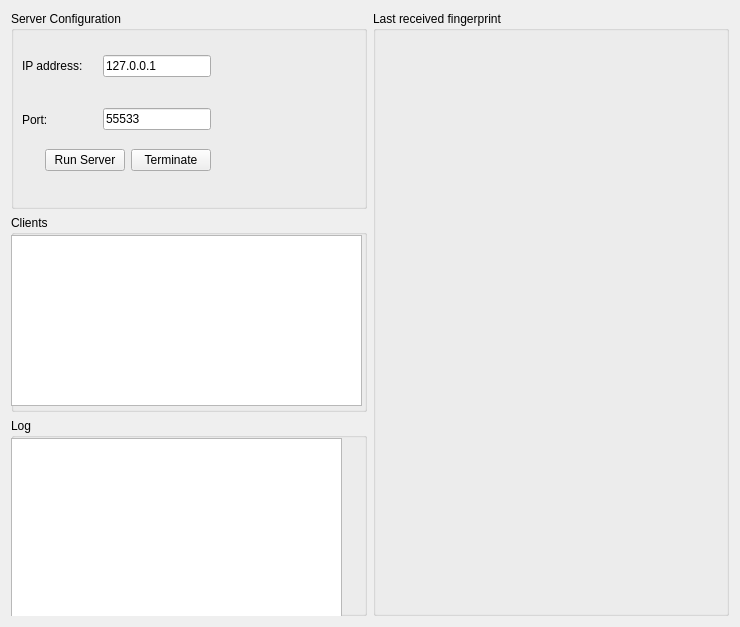
pvavercak/flat_repo, file server/server.ui: the form before one commit.
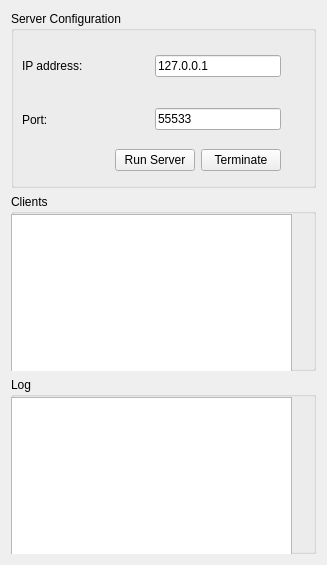
The form after the commit.

Commit message: Client: Server: vector of qimage objects is being sent instead of vector of unisgned char arrays

```diff
--- a/server/server.ui
+++ b/server/server.ui
@@ -6,17 +6,15 @@
    <rect>
     <x>0</x>
     <y>0</y>
-    <width>740</width>
-    <height>627</height>
+    <width>327</width>
+    <height>565</height>
    </rect>
   </property>
   <property name="windowTitle">
    <string>SSLServer</string>
   </property>
   <widget class="QWidget" name="centralWidget">
-   <layout class="QGridLayout" name="gridLayout">
-    <item row="0" column="0">
-     <layout class="QHBoxLayout" name="horizontalLayout_4">
+   <layout class="QVBoxLayout" name="verticalLayout_3">
       <item>
        <layout class="QVBoxLayout" name="verticalLayout_2">
         <item>
@@ -29,7 +27,7 @@
             <rect>
              <x>0</x>
              <y>20</y>
-             <width>211</width>
+           <width>281</width>
              <height>151</height>
             </rect>
            </property>
@@ -139,7 +137,7 @@
             <rect>
              <x>0</x>
              <y>20</y>
-             <width>351</width>
+           <width>281</width>
              <height>171</height>
             </rect>
            </property>
@@ -156,7 +154,7 @@
             <rect>
              <x>0</x>
              <y>20</y>
-             <width>331</width>
+           <width>281</width>
              <height>181</height>
             </rect>
            </property>
@@ -171,52 +169,6 @@
            </property>
            <property name="tabStopWidth">
             <number>80</number>
-           </property>
-          </widget>
-         </widget>
-        </item>
-       </layout>
-      </item>
-      <item>
-       <widget class="QGroupBox" name="imageShowGroup">
-        <property name="sizePolicy">
-         <sizepolicy hsizetype="Preferred" vsizetype="Expanding">
-          <horstretch>0</horstretch>
-          <verstretch>0</verstretch>
-         </sizepolicy>
-        </property>
-        <property name="baseSize">
-         <size>
-          <width>320</width>
-          <height>480</height>
-         </size>
-        </property>
-        <property name="title">
-         <string>Last received fingerprint</string>
-        </property>
-        <widget class="QLabel" name="imagebrowser">
-         <property name="geometry">
-          <rect>
-           <x>20</x>
-           <y>40</y>
-           <width>321</width>
-           <height>501</height>
-          </rect>
-         </property>
-         <property name="sizePolicy">
-          <sizepolicy hsizetype="Expanding" vsizetype="Expanding">
-           <horstretch>0</horstretch>
-           <verstretch>0</verstretch>
-          </sizepolicy>
-         </property>
-         <property name="baseSize">
-          <size>
-           <width>320</width>
-           <height>480</height>
-          </size>
-         </property>
-         <property name="text">
-          <string/>
          </property>
         </widget>
        </widget>
```
Lines whose indentation alone changed are shown as unchanged. The commit also changes 8 other files.
